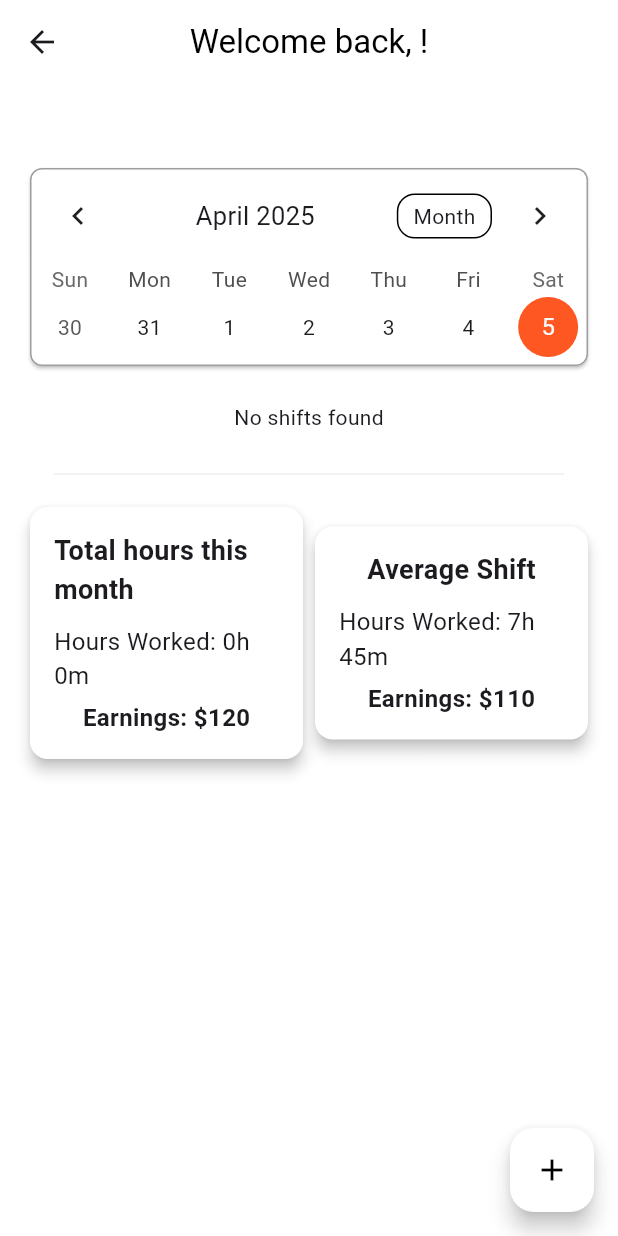
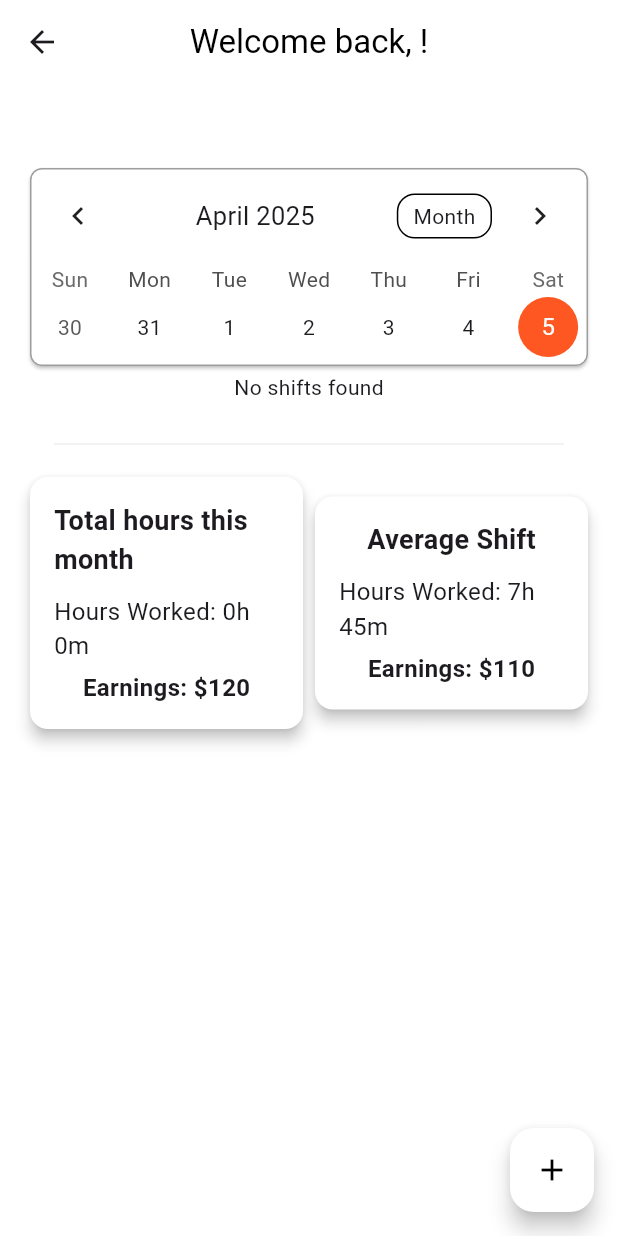
Before and after one commit to konkazazis/onion, a Flutter app: the DashboardScreen screen opened directly with empty values, on a phone screen of 412 x 824 dp. Run offline on Flutter 3.47's test engine with Material 3 defaults, Android fonts, the phone set to English and light mode, and no system bars; drawn by our look-alikes of table_calendar; our stand-ins replace cloud_firestore, firebase_auth, firebase_core, fluttertoast, google_fonts; accounts and stored records are empty; generated files the repository leaves out were written again.

Commit message:
need to fix empty space

```diff
--- a/lib/dashboard_screen.dart
+++ b/lib/dashboard_screen.dart
@@ -162,13 +162,6 @@ class _DashboardScreenState extends State<DashboardScreen> {
                   ),
                 ),
               ),
-              const SizedBox(height: 20),
-              // Divider(
-              //   color: Colors.grey[200],
-              //   thickness: 1,
-              //   indent: 20,
-              //   endIndent: 20,
-              // ),
               _isLoading
                   ? const Center(child: CircularProgressIndicator())
                   : filteredEvents.isEmpty
@@ -185,6 +178,7 @@ class _DashboardScreenState extends State<DashboardScreen> {
                             String shiftEnd = event['endTime'] ?? '';
                             String notes = event['notes'] ?? '';
                             return Card(
+                              margin: EdgeInsets.zero,
                               color: Colors.white,
                               shape: RoundedRectangleBorder(
                                 borderRadius: BorderRadius.circular(8),
```
